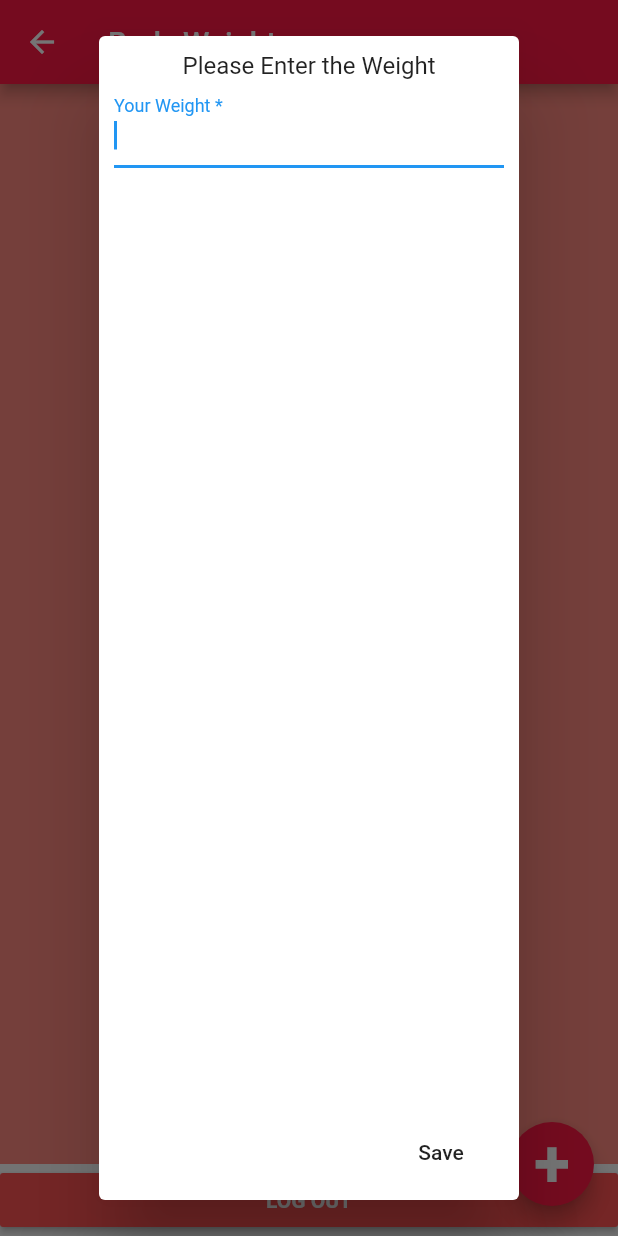
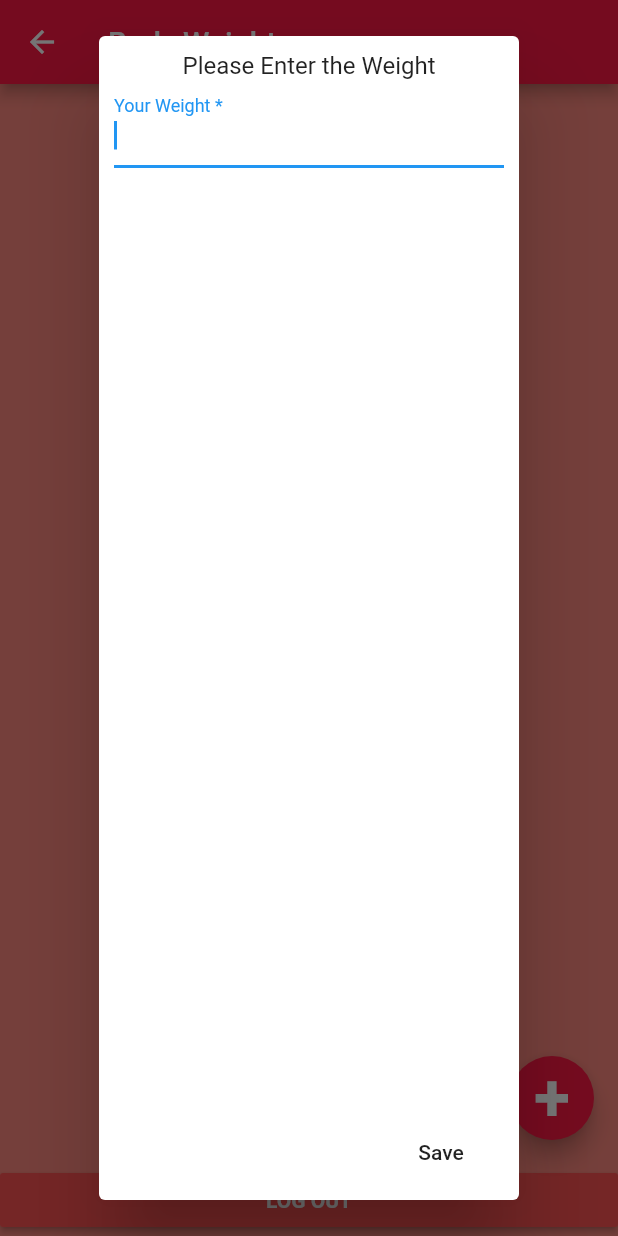
Before and after one commit to sra1kumar-NULL/simple-tracker-hybrid, a Flutter app: the WeightsApp screen opened directly, after a tap on an icon or button, on a phone screen of 412 x 824 dp. Run offline on Flutter 3.47's test engine with Material 2 defaults, Android fonts, the phone set to English and light mode, and no system bars; our stand-ins replace cloud_firestore, firebase_auth, firebase_core, firebase_messaging, flutter_local_notifications; accounts and stored records are empty.

```diff
--- a/lib/store/DisplayW.dart
+++ b/lib/store/DisplayW.dart
@@ -7,13 +7,14 @@ import 'package:firebase_auth/firebase_auth.dart';
 class WeightsApp extends StatefulWidget {
   const WeightsApp({Key? key}) : super(key: key);
 
+
   @override
   _WeightsAppState createState() => _WeightsAppState();
 }
 
 class _WeightsAppState extends State<WeightsApp> {
-  late TextEditingController nameInput=TextEditingController();
-  var firestoreDb = FirebaseFirestore.instance.collection("weights")
+  late TextEditingController nameInput = TextEditingController();
+  var firestoreDb = FirebaseFirestore.instance.collection("weights").orderBy("timestamp",descending: true)
       .snapshots();
 
   @override
@@ -38,11 +39,12 @@ class _WeightsAppState extends State<WeightsApp> {
                   );
                 });
           }),
-      bottomSheet: SizedBox(
+      bottomNavigationBar: SizedBox(
         width: MediaQuery
             .of(context)
             .size
             .width,
+
         child: RaisedButton(
           color: Colors.redAccent[200],
           child: Text("LOG OUT", style: TextStyle(
@@ -57,10 +59,9 @@ class _WeightsAppState extends State<WeightsApp> {
       floatingActionButton: FloatingActionButton(
         onPressed: () {
           _addItem(context);
-
         },
         backgroundColor: Colors.redAccent[400],
-        child: Text("+",style: TextStyle(
+        child: Text("+", style: TextStyle(
             fontWeight: FontWeight.bold,
             fontSize: 44
         )),
@@ -70,8 +71,8 @@ class _WeightsAppState extends State<WeightsApp> {
   }
 
   _addItem(BuildContext context) async {
-
-    await showDialog(context: context, builder:(_)=>AlertDialog(
+    await showDialog(context: context, builder: (_) =>
+        AlertDialog(
           contentPadding: EdgeInsets.all(10),
           content: Column(
             children: [
@@ -97,8 +98,8 @@ class _WeightsAppState extends State<WeightsApp> {
 
                     FirebaseFirestore.instance.collection("weights").add(
                         {
-                      "weight":nameInput.text,
-                      "timestamp":new DateTime.now()
+                          "weight": nameInput.text,
+                          "timestamp": new DateTime.now()
                         }
                     ).then((response) =>
                     {
```
Also changed, not shown: lib/notifications/notification.dart (+19 -5 lines), lib/store/customCard.dart (+17 -27 lines). Lines whose indentation alone changed are shown as unchanged.
